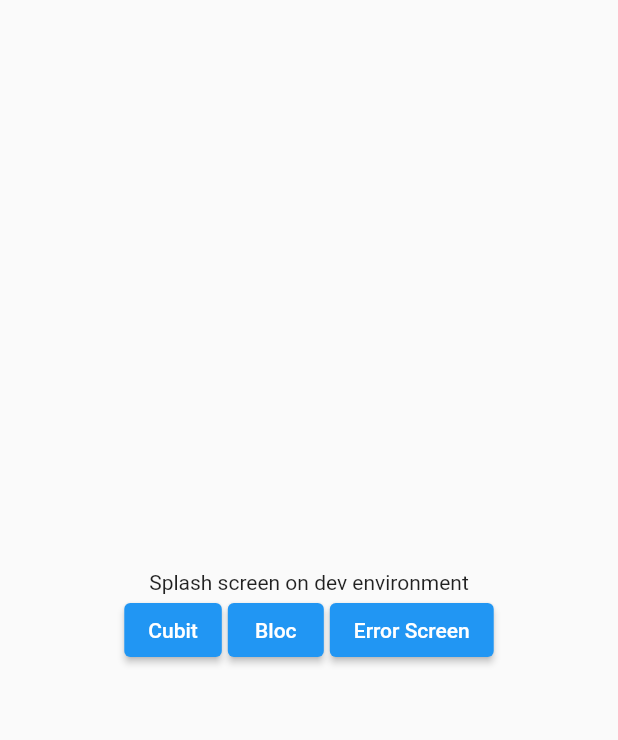
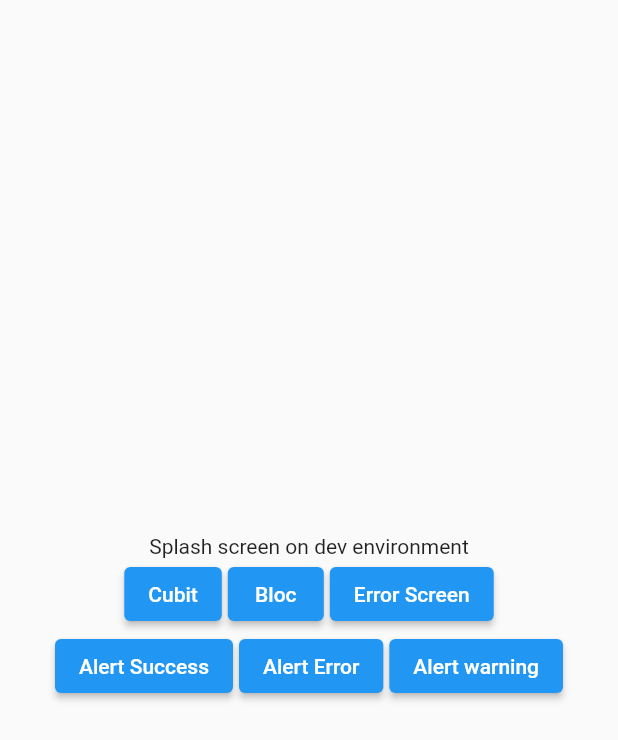
Before and after one commit to sarthak333/flutter-boilerplate, a Flutter app: the screen it shows after launch, on a phone screen of 412 x 824 dp. Shown: the top 740 px of the screen. Run offline on Flutter 3.47's test engine with Material 2 defaults, Android fonts, the phone set to English and light mode, and no system bars; our stand-ins replace flash, fluro, flutter_bloc; missing offline and left inert: envify.

```diff
--- /dev/null
+++ b/lib/config/app.dart
@@ -0,0 +1,158 @@
+import 'package:fluro/fluro.dart';
+import 'package:flutter/material.dart';
+import 'package:flash/flash.dart';
+
+class App {
+  static final App _singleton = App._internal();
+  factory App() => _singleton;
+  App._internal();
+  static App get shared => _singleton;
+
+  static FluroRouter router = router;
+
+  static GlobalKey<NavigatorState> navigatorKey =
+      new GlobalKey<NavigatorState>();
+
+  // Use this function to set common global specifications for the navigation. For eg: transition
+  static navigateTo(
+    BuildContext context,
+    String path, {
+    bool replace = false,
+    bool clearStack = false,
+    bool maintainState = true,
+    bool rootNavigator = false,
+    TransitionType? transition = TransitionType.cupertino,
+    Duration? transitionDuration,
+    RouteTransitionsBuilder? transitionBuilder,
+    RouteSettings? routeSettings,
+  }) {
+    router.navigateTo(
+      context,
+      path,
+      clearStack: clearStack,
+      maintainState: maintainState,
+      rootNavigator: rootNavigator,
+      transition: transition,
+      transitionDuration: transitionDuration,
+      transitionBuilder: transitionBuilder,
+      routeSettings: routeSettings,
+    );
+  }
+
+  static notifySuccess(
+    String message,
+  ) {
+    _notify(
+      Text(message),
+      backgroundColor: Colors.white,
+      leftBarIndicatorColor: Colors.green,
+      icon: Icon(
+        Icons.done,
+        color: Colors.green,
+      ),
+    );
+  }
+
+  static notifyError(
+    String message,
+  ) {
+    _notify(
+      Text(message),
+      backgroundColor: Colors.white,
+      leftBarIndicatorColor: Colors.red,
+      icon: Icon(
+        Icons.report_gmailerrorred_rounded,
+        color: Colors.red,
+      ),
+    );
+  }
+
+  static notifyWarning(
+    String message,
+  ) {
+    _notify(
+      Text(message),
+      backgroundColor: Colors.white,
+      leftBarIndicatorColor: Colors.orange,
+      icon: Icon(
+        Icons.report_problem_outlined,
+        color: Colors.orange,
+      ),
+    );
+  }
+
+// Private function to handle alert pop ups
+  static _notify(
+    Widget child, {
+    int displayDuration = 4000,
+    int transitionDuration = 300,
+    Brightness brightness = Brightness.light,
+    List<BoxShadow> shadows = const [
+      BoxShadow(
+        blurRadius: 10,
+        spreadRadius: 1,
+        color: Colors.black12,
+      )
+    ],
+    double barrierBlur = 3.0,
+    Color barrierColor = Colors.transparent,
+    FlashPosition position = FlashPosition.bottom,
+    void Function()? onTap,
+    Color backgroundColor = Colors.white,
+    Color borderColor = Colors.transparent,
+    double borderRadius = 4,
+    double borderWidth = 0,
+    bool enableDrag = true,
+    FlashStyle? style = FlashStyle.floating,
+    EdgeInsets margin = const EdgeInsets.all(8),
+    Color? leftBarIndicatorColor,
+    List<Widget>? actions,
+    Widget? icon,
+    EdgeInsets padding = const EdgeInsets.all(16),
+    Widget? primaryAction,
+    bool shouldIconPulse = true,
+    bool showProgressIndicator = false,
+    Widget? title,
+    Color? progressIndicatorBackgroundColor,
+    AnimationController? progressIndicatorController,
+    Animation<Color>? progressIndicatorValueColor,
+  }) {
+    showFlash(
+      context: navigatorKey.currentContext as BuildContext,
+      duration: Duration(milliseconds: displayDuration),
+      transitionDuration: Duration(milliseconds: transitionDuration),
+      builder: (context, controller) {
+        return Flash(
+          controller: controller,
+          brightness: brightness,
+          boxShadows: shadows,
+          barrierBlur: barrierBlur,
+          barrierColor: barrierColor,
+          position: position,
+          onTap: onTap,
+          backgroundColor: backgroundColor,
+          borderColor: borderColor,
+          borderRadius: BorderRadius.circular(borderRadius),
+          borderWidth: borderWidth,
+          enableDrag: enableDrag,
+          style: style,
+          margin: margin,
+          child: FlashBar(
+            message: child,
+            leftBarIndicatorColor: leftBarIndicatorColor,
+            actions: actions,
+            icon: icon,
+            padding: padding,
+            primaryAction: primaryAction,
+            shouldIconPulse: shouldIconPulse,
+            showProgressIndicator: showProgressIndicator,
+            title: title,
+            progressIndicatorBackgroundColor: progressIndicatorBackgroundColor,
+            progressIndicatorController: progressIndicatorController,
+            progressIndicatorValueColor: progressIndicatorValueColor,
+          ),
+        );
+      },
+    );
+  }
+}
--- a/lib/config/application.dart
+++ /dev/null
@@ -1,37 +0,0 @@
-import 'package:fluro/fluro.dart';
-import 'package:flutter/material.dart';
-
-class Application {
-  static final Application _singleton = Application._internal();
-  factory Application() => _singleton;
-  Application._internal();
-  static Application get shared => _singleton;
-
-  static FluroRouter router = router;
-
-  // Use this function to set common global specifications for the navigation. For eg: transition
-  static navigateTo(
-    BuildContext context,
-    String path, {
-    bool replace = false,
-    bool clearStack = false,
-    bool maintainState = true,
-    bool rootNavigator = false,
-    TransitionType? transition = TransitionType.cupertino,
-    Duration? transitionDuration,
-    RouteTransitionsBuilder? transitionBuilder,
-    RouteSettings? routeSettings,
-  }) {
-    router.navigateTo(
-      context,
-      path,
-      clearStack: clearStack,
-      maintainState: maintainState,
-      rootNavigator: rootNavigator,
-      transition: transition,
-      transitionDuration: transitionDuration,
-      transitionBuilder: transitionBuilder,
-      routeSettings: routeSettings,
-    );
-  }
-}
--- a/lib/config/routes/route_handlers.dart
+++ b/lib/config/routes/route_handlers.dart
@@ -1,6 +1,7 @@
 import 'package:fluro/fluro.dart';
 import 'package:flutter/material.dart';
 import 'package:flutter_bloc/flutter_bloc.dart';
+import 'package:flutter_boilerplate/config/screen_wrapper.dart';
 import 'package:flutter_boilerplate/core/business/bloc/counter_bloc.dart';
 import 'package:flutter_boilerplate/core/business/cubit/counter_cubit.dart';
 import 'package:flutter_boilerplate/core/presentation/error/index.dart';
@@ -10,7 +11,7 @@ import 'package:flutter_boilerplate/core/presentation/splash/index.dart';
 
 var rootHandler = Handler(
     handlerFunc: (BuildContext? context, Map<String, List<String>> params) {
-  return Splash();
+  return ScreenWrapper(Splash());
 });
 
 var notFoundHandler = Handler(
--- /dev/null
+++ b/lib/config/screen_wrapper.dart
@@ -0,0 +1,16 @@
+import 'package:flutter/material.dart';
+import 'package:flutter_boilerplate/core/presentation/splash/index.dart';
+
+class ScreenWrapper extends StatefulWidget {
+  final Widget child;
+  ScreenWrapper(this.child);
+  @override
+  _ScreenWrapperState createState() => _ScreenWrapperState();
+}
+
+class _ScreenWrapperState extends State<ScreenWrapper> {
+  @override
+  Widget build(BuildContext context) {
+    return Splash();
+  }
+}
--- a/lib/core/presentation/app/app.dart
+++ b/lib/core/presentation/app/app.dart
@@ -1,6 +1,6 @@
 import 'package:fluro/fluro.dart';
 import 'package:flutter/material.dart';
-import 'package:flutter_boilerplate/config/application.dart';
+import 'package:flutter_boilerplate/config/app.dart';
 import 'package:flutter_boilerplate/config/routes/routes.dart';
 
 class AppComponent extends StatefulWidget {
@@ -14,17 +14,18 @@ class AppComponentState extends State<AppComponent> {
   AppComponentState() {
     final router = FluroRouter();
     Routes.configureRoutes(router);
-    Application.router = router;
+    App.router = router;
   }
 
   @override
   Widget build(BuildContext context) {
     final app = MaterialApp(
+      navigatorKey: App.navigatorKey,
       title: 'Flutter boilerplate',
       theme: ThemeData(
         primarySwatch: Colors.blue,
       ),
-      onGenerateRoute: Application.router.generator,
+      onGenerateRoute: App.router.generator,
     );
     return app;
   }
--- a/lib/core/presentation/home_cubit/index.dart
+++ b/lib/core/presentation/home_cubit/index.dart
@@ -1,6 +1,6 @@
 import 'package:flutter/material.dart';
 import 'package:flutter_bloc/flutter_bloc.dart';
-import 'package:flutter_boilerplate/config/application.dart';
+import 'package:flutter_boilerplate/config/app.dart';
 import 'package:flutter_boilerplate/core/business/cubit/counter_cubit.dart';
 
 class CounterCubitPage extends StatefulWidget {
@@ -10,7 +10,7 @@ class CounterCubitPage extends StatefulWidget {
 
 class _CounterCubitPageState extends State<CounterCubitPage> {
   void goToBlocCounter() {
-    Application.navigateTo(
+    App.navigateTo(
       context,
       'counterBloc?message=hello_from_cubit',
     );
--- a/lib/core/presentation/splash/index.dart
+++ b/lib/core/presentation/splash/index.dart
@@ -1,5 +1,5 @@
 import 'package:flutter/material.dart';
-import 'package:flutter_boilerplate/config/application.dart';
+import 'package:flutter_boilerplate/config/app.dart';
 import 'package:flutter_boilerplate/config/environment.dart';
 
 class Splash extends StatefulWidget {
@@ -14,21 +14,21 @@ class _SplashState extends State<Splash> {
   }
 
   void goToCubit() {
-    Application.navigateTo(
+    App.navigateTo(
       context,
       'counterCubit?message=this_is_cubit',
     );
   }
 
   void goToBloc() {
-    Application.navigateTo(
+    App.navigateTo(
       context,
       'counterBloc?message=this_is_bloc',
     );
   }
 
   void goToErrorScreen() {
-    Application.navigateTo(
+    App.navigateTo(
       context,
       'randomRoute?message=this_is_error',
     );
@@ -63,6 +63,27 @@ class _SplashState extends State<Splash> {
                   ),
                 ],
               ),
+              Row(
+                mainAxisAlignment: MainAxisAlignment.center,
+                children: [
+                  ElevatedButton(
+                    onPressed: () =>
+                        App.notifySuccess('Write your message here'),
+                    child: Text('Alert Success'),
+                  ),
+                  SizedBox(width: 4),
+                  ElevatedButton(
+                    onPressed: () => App.notifyError('Write your message here'),
+                    child: Text('Alert Error'),
+                  ),
+                  SizedBox(width: 4),
+                  ElevatedButton(
+                    onPressed: () =>
+                        App.notifyWarning('Write your message here'),
+                    child: Text('Alert warning'),
+                  ),
+                ],
+              ),
             ],
           ),
         ),
--- a/pubspec.yaml
+++ b/pubspec.yaml
@@ -28,6 +28,7 @@ dependencies:
   google_fonts: ^2.0.0
   fluro: ^2.0.3
   envify: ^2.0.0
+  flash: ^1.5.1
 
 dev_dependencies:
   envify_generator: ^2.0.0
```
Also changed, not shown: 1 other file.
